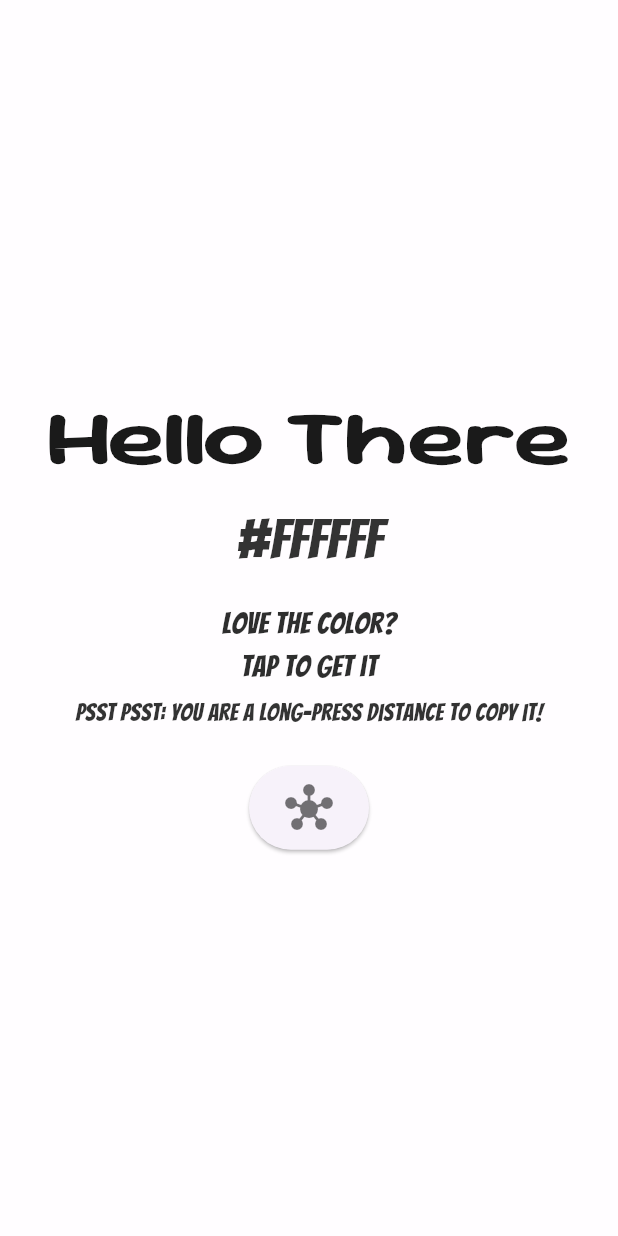
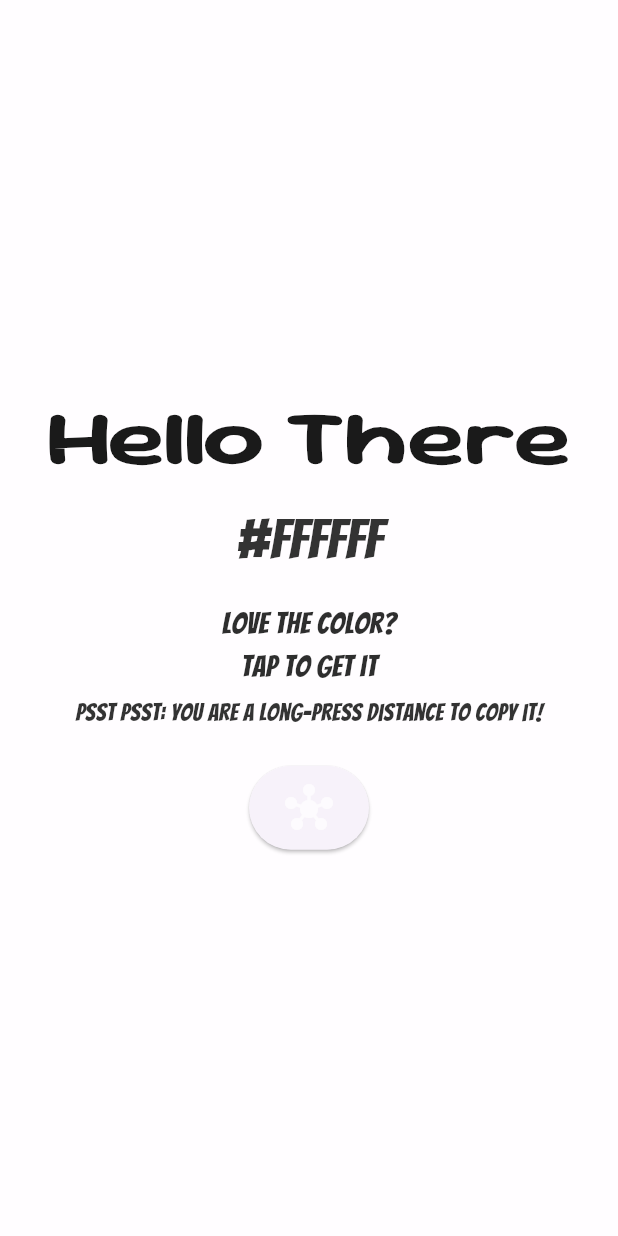
Before and after one commit to arguellesdev/solid_hello, a Flutter app: the screen it shows after launch, on a phone screen of 412 x 824 dp. Run offline on Flutter 3.47's test engine with Material 3 defaults, Android fonts, the phone set to English and light mode, and no system bars.

Commit message:
adding button icon color as bg

```diff
--- a/solid_hello/lib/app/features/hello_there/presentation/pages/hello_there_page.dart
+++ b/solid_hello/lib/app/features/hello_there/presentation/pages/hello_there_page.dart
@@ -68,6 +68,7 @@ class _HelloThereState extends State<HelloThere> {
                   titleColor: _textColor.withAlpha((0.9 * 255).toInt()),
                   hex: hex,
                   textColor: _textColor.withAlpha((0.8 * 255).toInt()),
+                  buttonIconColor: _bgColor,
                 ),
               ),
             ),
--- a/solid_hello/lib/app/features/hello_there/presentation/widgets/hello_text.dart
+++ b/solid_hello/lib/app/features/hello_there/presentation/widgets/hello_text.dart
@@ -13,11 +13,15 @@ class HelloText extends StatelessWidget {
   /// The color of the supporting text.
   final Color textColor;
 
+  /// The color of the button icon.
+  final Color buttonIconColor;
+
   /// Creates a HelloText widget.
   const HelloText({
     required this.titleColor,
     required this.hex,
     required this.textColor,
+    required this.buttonIconColor,
     super.key,
   });
 
@@ -71,8 +75,8 @@ class HelloText extends StatelessWidget {
           ),
         ),
         const SizedBox(height: 24),
-        const CustomElevatedButton(
-          icon: Icon(Icons.hub, size: 32, color: Colors.black54),
+        CustomElevatedButton(
+          icon: Icon(Icons.hub, size: 32, color: buttonIconColor),
           destination: PositivePhrasesPage(),
         ),
       ],
```
